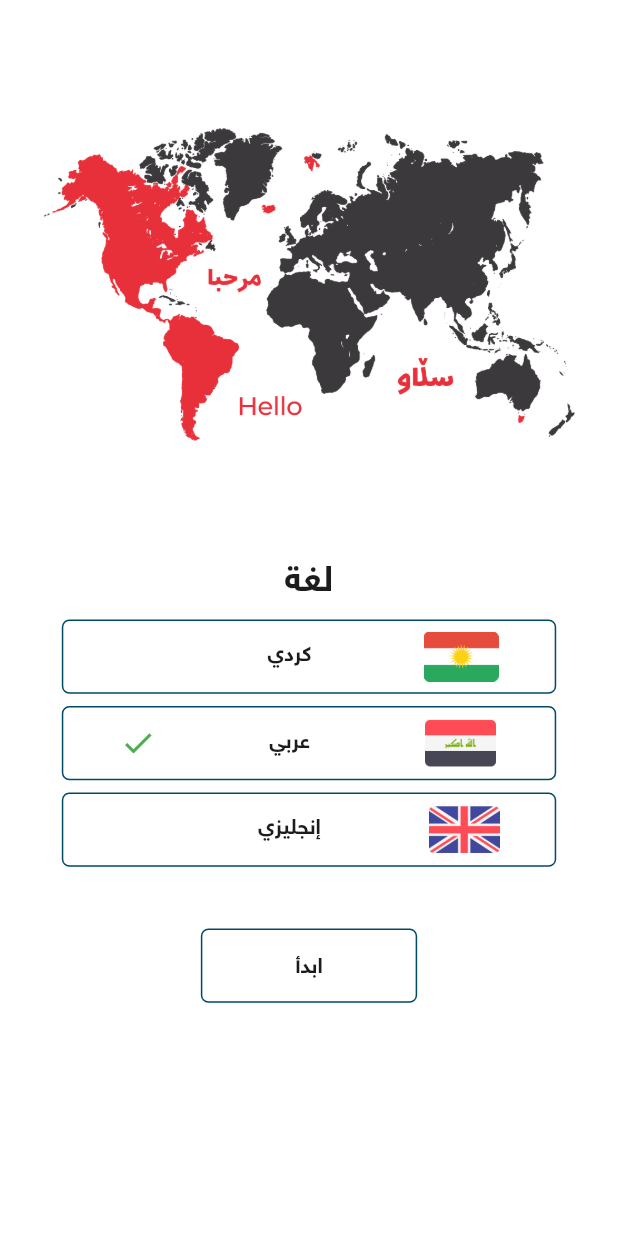
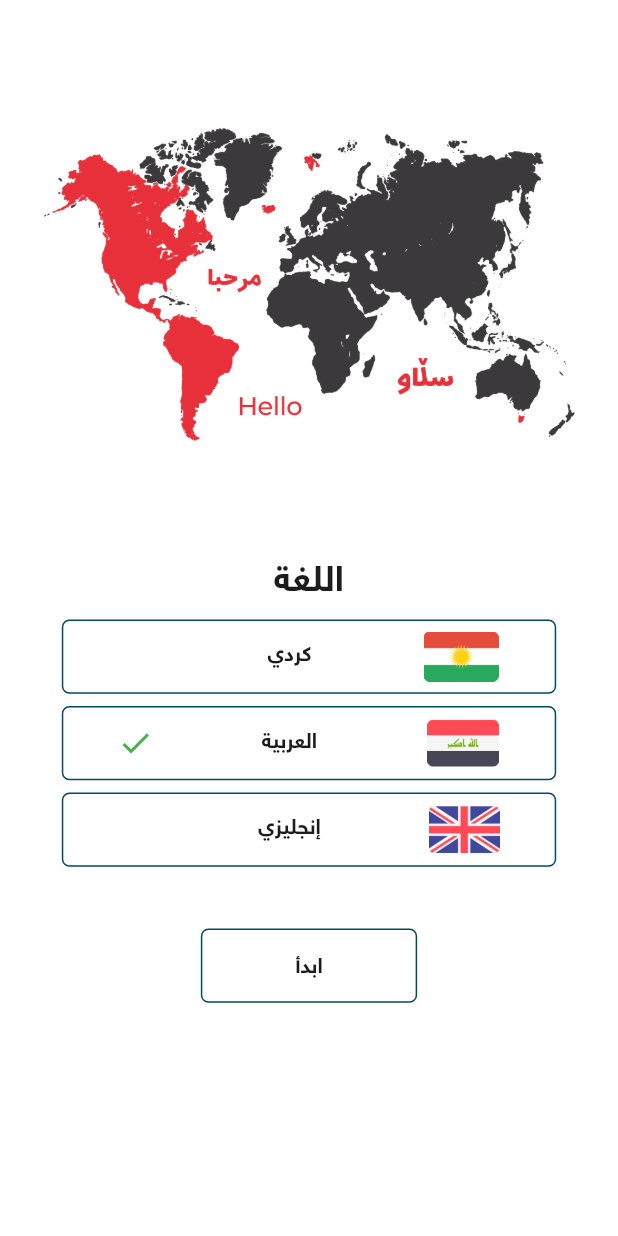
Before and after one commit to athome-nh/athome-app, a Flutter app: the screen it shows after launch, after a tap on "Kurdish", after a tap on "عەرەبی", on a phone screen of 412 x 824 dp. Run offline on Flutter 3.47's test engine with Material 3 defaults, Android fonts, the phone set to English and light mode, and no system bars; our stand-ins replace animate_do, cached_network_image, carousel_slider, connectivity_plus, device_info_plus, dio and 14 more; missing offline and left inert: encrypt, flutter_verification_code, gender_picker, mapbox_maps_flutter, ntp, turf; accounts and stored records are empty; network calls fail; project files that could hold a hidden picture were left out.

Commit message:
change eng and ar text

```diff
--- a/lib/Language/ar.dart
+++ b/lib/Language/ar.dart
@@ -1,18 +1,18 @@
 const Map<String, String> ar = {
   // choose_lan
-  "Language": "لغة",
+  "Language": "اللغة",
   "English": "إنجليزي",
-  "Arabic": "عربي",
+  "Arabic": "العربية",
   "Kurdish": "كردي",
   "Get Start": "ابدأ",
 
   // welcome_screen
   "wst01": "تسوق بذکاء و سهولة",
-  "wsd01": "تطبیق مبتکرة مصممة لتطویرتجربتك عبر الانترنت",
-  "wst02": "تعلم من الافضل",
-  "wsd02": "سنوجهك الی افضل الخبراء من کردستان العراق",
-  "wst03": "ات هوم الی اللأبد",
-  "wsd03": "فێر ببە لە باشترین، لە هارکاتێک و لە هەر شوێنێك بێت",
+  "wsd01": "تطبيق مبتكر لتحسين تجربتة تسوقك من خلال الانترنت",
+  "wst02": "تعلم من الأفضل",
+  "wsd02": "سنوجهك الی افضل طرائق التوصیل من کردستان العراق",
+  "wst03": "توصیل سریع",
+  "wsd03": "سنصل الیك أینما ما كنت",
   "NEXT": "التالي",
   "SKIP": "تخطي",
 
@@ -21,25 +21,25 @@ const Map<String, String> ar = {
   "Search": "البحث",
   "Cart": "السلةالتسوق",
   "Favorite": "مفضلاتي",
-  "Account": "حساب",
+  "Account": "الحساب",
 
   // Dialogbox --> nav_switch
-  "Are you sure exiting the app": "هل انت متاکد من تسجیل الخروج",//
+  "Are you sure exiting the app": "هل انت متاکد من تسجیل الخروج؟",
   "Yes": "نعم",
   "No": "لا",
 
   // home_page
   "Order now": "اطلب الان",
-  "Categories": "فئات",
+  "Categories": "الفئات",
   "Recent Order": "احدث الطلبیات",
-  "Discount": "عروضات",
-  "Highlight": "العناصر الممیزة",
-  "Best Sell": "المنتجات الاکثر مبیعا",
+  "Discount": "العروضات",
+  "Highlight": "المنتجات المميزة",
+  "Best Sell": "المنتجات الاکثر مبیعاً",
   "View All": "عرض الکل",
 
   // Dialogbox ( Register ) --> my_widget
-  "Register First": "سجل",
-  "You need login": "یرجی التسجیل قبل التسوق",
+  "Register First": "تسجيل",
+  "You need login": "یرجی التسجیل أولاً",
   "Register": "تسجیل الدخول",
   "Cancel": "الغاء",
 
@@ -49,19 +49,19 @@ const Map<String, String> ar = {
   // all_item >> shtakan dobar boo
 
   // Search_page
-  "Not found any item": "لم یتم العثور علی أي عنصر",
+  "Not found any item": "لم یتم العثور علی أي منتج",
 
   // my_cart
   "My Cart": "سلة التسوق",
   "Clear": "ازاله",
   "Your cart is empty": "سلة التسوف فارغة",
   "Delete": "حذف",
-  "you can not add more this item": "لقد وصلت الی حد الادني لهذا العنصر",
-  "Sub Total": "المجموع",
+  "you can not add more this item": "لايمكن إضافة منتج أخر",
+  "Sub Total": "المجموع الجزئي",
   "Delivery Cost": "کلفة التوصیل",
   "Free Delivery": "توصیل المجاني",
-  "Total": "مجموع",
-  "Checkout": "التاکید",
+  "Total": "المجموع الكلي",
+  "Checkout": "تاکید",
   "Clear cart":"إزالة الكل",
   "Are you sure you want to continue?":"دڵنیای له‌ به‌تاڵكردنه‌وه‌ی سه‌به‌ته‌ی كڕین؟",
 
@@ -69,13 +69,13 @@ const Map<String, String> ar = {
   "No have any favorite": "لم تقم بتحديد أي تفضيلات حتى الآن.\nقم بتخصيصها وفقًا لاختياراتك الخاصة!",
 
   // Page --> No Internet --> my_widget
-  "no internet": "انترنت غیر متوفر",
+  "no internet": "الانترنت غیر متوفر",
 
   // Page --> Login First --> my_widget
   "Please login first": "تسجیل الدخول", // nmayaa
 
   // profilo
-  "Image changed": "تسجیل الدخول",
+  "Image changed": "تم التغیر الصورة",
   "Information": "حسابي",
   "Enter Name": "ادخل الاسم",
   "Enter Age": "ادخل العمر",
@@ -83,63 +83,63 @@ const Map<String, String> ar = {
   "Orders": "طلباتي",
   "Address": "الموقع",
   "About us":"حول التطبیق",
-  "Log out":"الخروج",
-  "Save": "حفض",
+  "Log out":"خروج",
+  "Save": "حفظ",
 
   // order_screen
   "My Orders":"طلباتي",
   "On going":"قید التنفیذ",
-  "History":"سجل طلباتي",
+  "History":"السجل",
   "Order number:":"رقم الطلب",
-  "Date:": "تاریخ:",
+  "Date:": "التأريخ:",
   "You not have any order": "لیس لدیك اي طلب",
-  "Re order":"اعادة الطلب",
-  "View":"مشاهدة",
+  "Re order":"إعادة الطلب",
+  "View":"عرض",
 
   // order_items
-  "Past Order": "الطلبیة السابقة",
-  "Add More Items": "اضافة المزید من العناصر",
+  "Past Order": "أخر طلبية",
+  "Add More Items": "اضافة مزيد من المنتجات",
 
   // old_order
   "Quantity:":"العدد",
-  "Date and Time":"تاریخ و الوقت",
+  "Date and Time":"التاریخ و الوقت",
   "Order No.":"رقم الطلبیة",
 
   // check_out
   "Delivery Address": "عنوان التوصیل",
-  "Not have any location": "لیس لدیك موقع محفوض",
-  "Add new Location":"اضف عنوان التوصیل",
+  "Not have any location": "لیس لدیك موقع محفوظ",
+  "Add new Location":"إضافة عنوان جديد",
   "Pyment Method": "طریقة الدفع",
   "Cash on delivery": "الدفع عند التسلیم",
   "Coming soon": "قریبا",
-  "Note": "ملاحضة",
-  "Add your note": "أضف ملاحضات خاص بك",
-  "Thank You!": "شکرا",
-  "for yor order": "لك علی الطلبیة",
+  "Note": "ملاحظة",
+  "Add your note": "أضف ملاحظات",
+  "Thank You!": "شکراً",
+  "for yor order": "لاختيارك التسوق مع دلي لاس ماركت",
   "Order Number:": "رقم الطلبیة:",
-  "YourOrderIsNowBeingProcessed": "الطلبیە في قید التجهیز. نبلغکم بمجرد استلام الطلب من المتجر. تحقق من حالة طلبك",
-  "Track My Order": "تابع طلبي",
-  "Back to Home": "رجوع للقائمة الرئیسیة",
-  "Please Delivery Address":"نرجو اضافة موقع التوصیل",
+  "YourOrderIsNowBeingProcessed": "الطلبیە قید التجهیز، سيتم إعلامك بمجرد استلام الطلب من المتجر. تابع حالة طلبك",
+  "Track My Order": "متابعة الطلب",
+  "Back to Home": "الرجوع للقائمة الرئیسیة",
+  "Please Delivery Address":"يرجى إضافة الموقع",
   "Send Order": "ارسال الطلبیة",
-  "sorryWeDoNotHaveDelivery": "آسف ليس لدينا توصيل في هذا الوقت، سنرسل لك هذا الطلب غدًا في أقرب وقت. او يمكنك إلغاء الطلب حتى قبوله من قبل المشرف",
+  "sorryWeDoNotHaveDelivery": "للاسف ليس لدينا خدمة توصيل في الوقت الحالي. سنرسل إليك هذا الطلب غدًا في أقرب وقت ممكن. و يمكنك إلغاء الطلب قبل قبوله من قبل المشرف",
   "OK": "موافق",
 
   // login_page
   "Wellcome back": "مرحبا بك",
-  "EnterYourPhoneNumberToShop": "أدخل رقم هاتفك و تسوق",
-  "Please enter your phone number": "نرجو ادخال رقم الهاتف خاص بك",
+  "EnterYourPhoneNumberToShop": "ادخل رقم هاتفك واستمتع",
+  "Please enter your phone number": "یرجی ادخال رقم الهاتف",
   "Please enter your phone number correct":"یرجی ادخال رقم الهاتف الصحیح",
-  "Please remove 0 form start": "یرجی الازالة 0 من البداية",
+  "Please remove 0 form start": "یرجی إزالة 0 من البداية",
   "Phone Number": "رقم الهاتف",
-  "WeWillSendYouOTP":"نرسل لك رمز OTP للتحق من من رقم الهاتف",
+  "WeWillSendYouOTP":"سنرسل لك رمز التحقق",
 
   // locationdeatil
   "Locations": "الموقع",
-  "Name": "اسم",
+  "Name": "الأسم",
   "Add name": "اضافة الاسم",
   "Add name location": "اضافة اسم الموقع",
-  "Area": "منطقة",
+  "Area": "المنطقة",
   "Add Area": "اضافةالمنطقة",
   "Type Building": "نوع المنی",
   "Floor number": "رقم الطابق",
--- a/lib/Language/en.dart
+++ b/lib/Language/en.dart
@@ -173,7 +173,7 @@ const Map<String, String> en = {
   "Verify": "Verify",
   "Account Disabled": "Account Disabled",
   "Account is disable please contact athome admin":"Account is disable please contact athome admin", // check
-  "the code is un correct": "the code is un-correct",
+  "the code is un correct": "the code is wrong",
 
   // map
   "Map": "Map",
```
